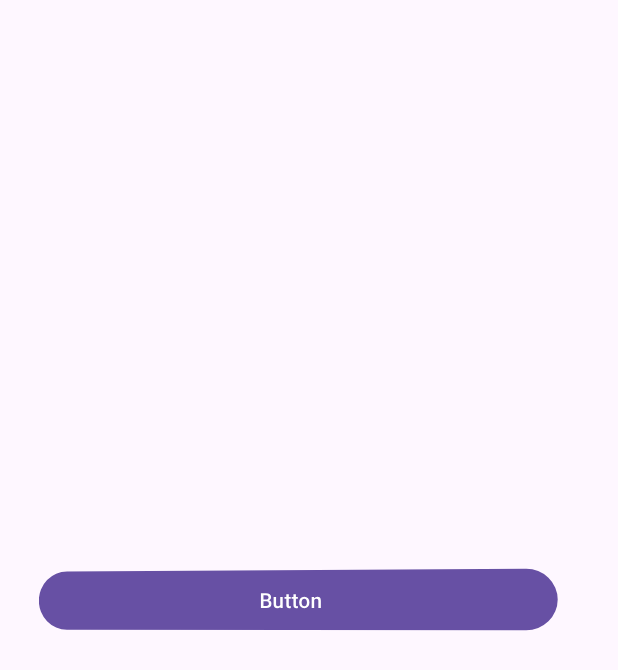
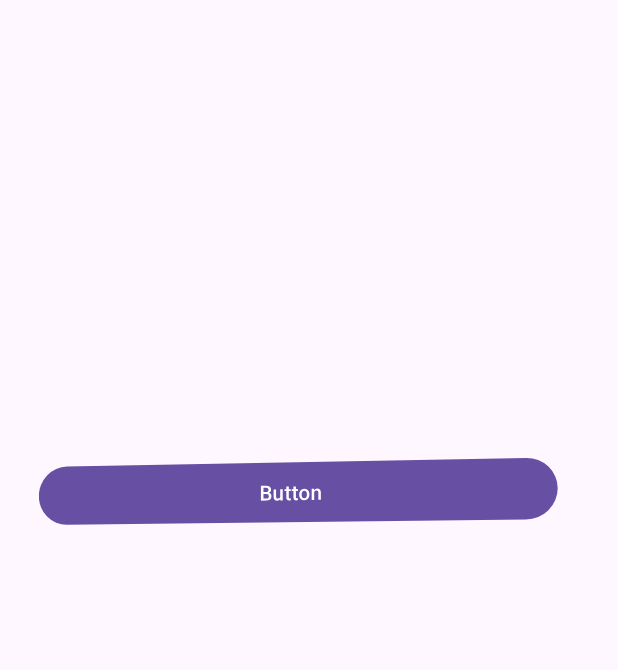
Before and after one commit to Samantha-Doria-blk5/Samantha-Doria-blk5-activity1, an Android app: the screen it shows after launch (MainActivity), on a phone screen of 412 x 824 dp. Shown: the top 670 px of the screen. Run offline under Robolectric (Android 15) with nearby library versions, the phone set to English and light mode, and no system bars.

Commit message:
third commit

```diff
--- a/app/src/main/res/layout/activity_main.xml
+++ b/app/src/main/res/layout/activity_main.xml
@@ -11,10 +11,28 @@
         android:id="@+id/button"
         android:layout_width="348dp"
         android:layout_height="0dp"
-        android:layout_marginTop="376dp"
+        android:layout_marginTop="304dp"
         android:text="Button"
         app:layout_constraintEnd_toEndOf="parent"
         app:layout_constraintHorizontal_bias="0.303"
         app:layout_constraintStart_toStartOf="parent"
         app:layout_constraintTop_toTopOf="parent" />
+
+    <HorizontalScrollView
+        android:layout_width="294dp"
+        android:layout_height="166dp"
+        tools:layout_editor_absoluteX="72dp"
+        tools:layout_editor_absoluteY="538dp">
+
+        <LinearLayout
+            android:layout_width="wrap_content"
+            android:layout_height="match_parent"
+            android:orientation="vertical" />
+    </HorizontalScrollView>
+
+    <androidx.viewpager2.widget.ViewPager2
+        android:layout_width="366dp"
+        android:layout_height="181dp"
+        tools:layout_editor_absoluteX="34dp"
+        tools:layout_editor_absoluteY="112dp" />
 </androidx.constraintlayout.widget.ConstraintLayout>
```
